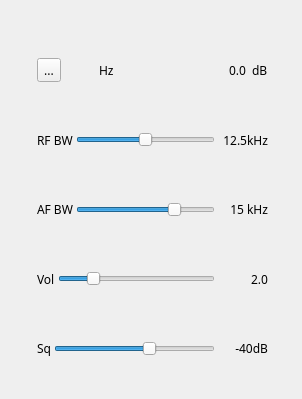
Before: the Qt Designer form plugins/channel/wfm/wfmdemodgui.ui in f4exb/sdrangel, drawn with Qt 5.
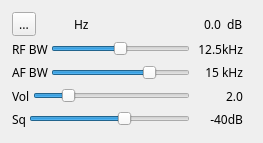
After: the same form once the commit is applied. Icons and pictures are not drawn. Custom widgets are drawn as their Qt base class.

Commit message: Added tooltip for all channel GUIs frequency shift direction button

What changed in the file:
```diff
--- a/plugins/channel/wfm/wfmdemodgui.ui
+++ b/plugins/channel/wfm/wfmdemodgui.ui
@@ -6,8 +6,8 @@
    <rect>
     <x>0</x>
     <y>0</y>
-    <width>302</width>
-    <height>399</height>
+    <width>263</width>
+    <height>143</height>
    </rect>
   </property>
   <property name="font">
@@ -22,10 +22,10 @@
   <widget class="QWidget" name="settingsContainer" native="true">
    <property name="geometry">
     <rect>
-     <x>35</x>
-     <y>35</y>
+     <x>10</x>
+     <y>10</y>
      <width>235</width>
-     <height>349</height>
+     <height>121</height>
     </rect>
    </property>
    <property name="windowTitle">
```
Left out of the diff: 14 changed lines with no effect on the pictures. The commit also changes 7 other files.
